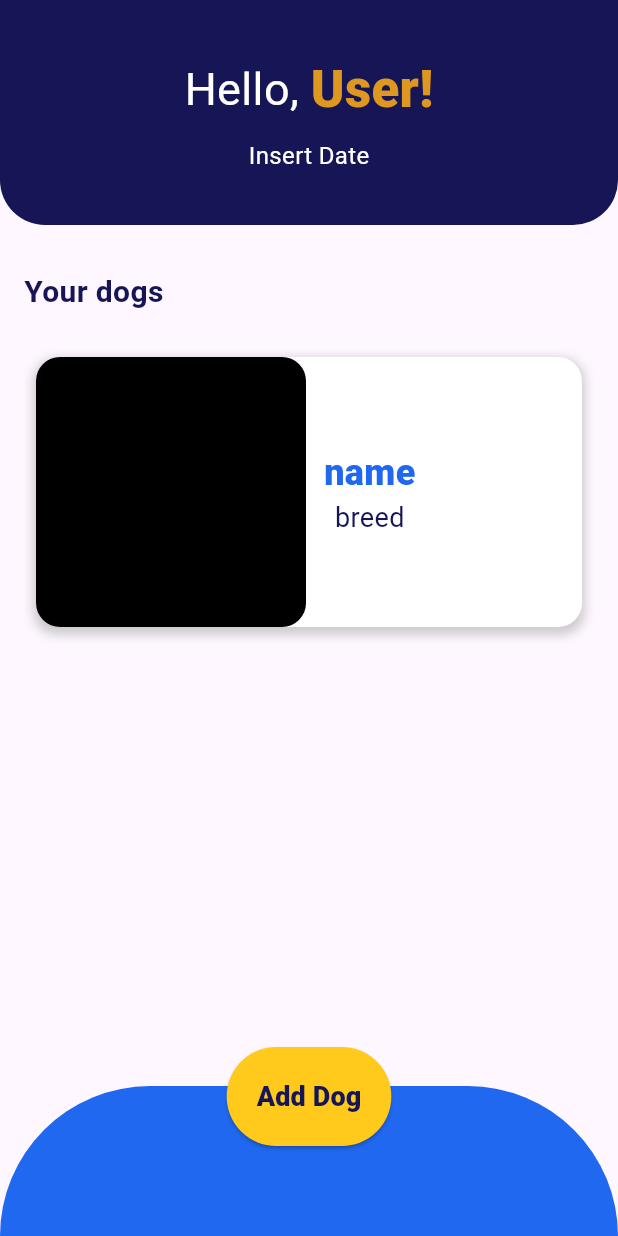
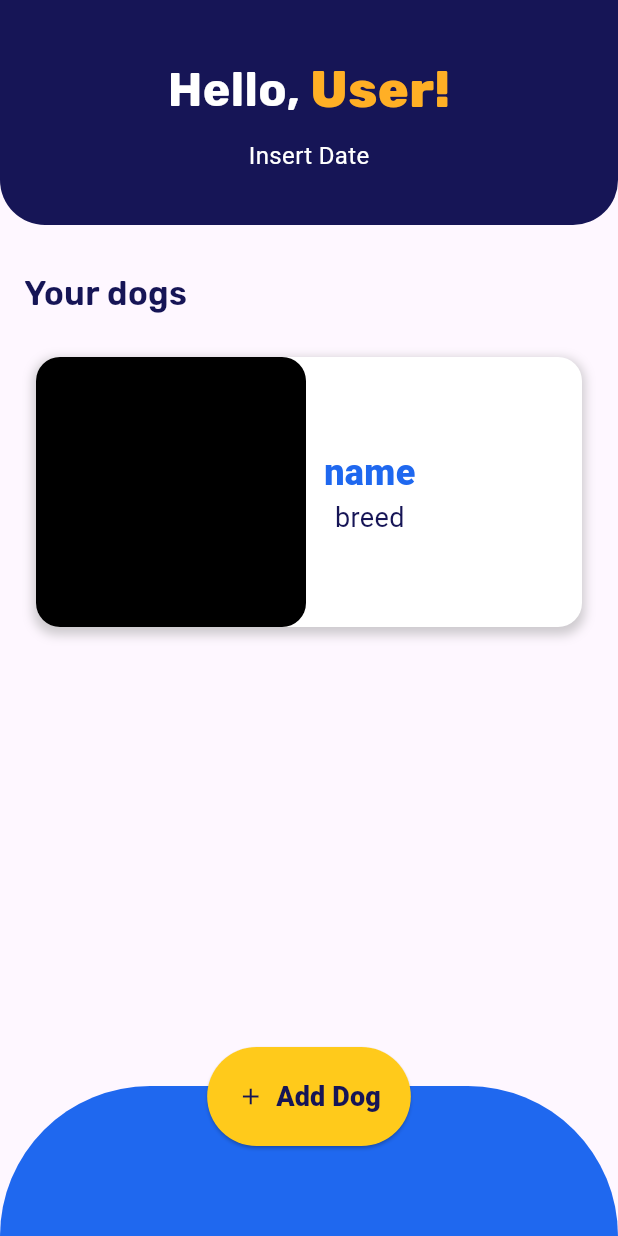
Before and after one commit to purrccc/Pawlorie, a Flutter app: the HomePage screen opened directly, on a phone screen of 412 x 824 dp. Run offline on Flutter 3.47's test engine with Material 3 defaults, Android fonts, the light colour scheme and no system bars; our stand-ins replace google_fonts, image_picker; Roboto replaces fonts that are missing (Ubuntu).

Commit message:
added minor changes in font in HomePage.dart

```diff
--- a/lib/HomePage.dart
+++ b/lib/HomePage.dart
@@ -2,12 +2,13 @@ import 'package:flutter/cupertino.dart';
 import 'package:flutter/material.dart';
 import 'package:flutter/widgets.dart';
 import 'package:pawlorie/AddDogPage.dart';
+import 'package:google_fonts/google_fonts.dart';
+import 'package:pawlorie/constants/colors.dart';
 
 class HomePage extends StatelessWidget {
   @override
   Widget build(BuildContext context) {
     return Scaffold(
-
       body: Stack(
         children: [
           Column(
@@ -22,7 +23,7 @@ class HomePage extends StatelessWidget {
                     bottomRight: Radius.circular(30),
                   ),
                 ),
-                  child: const Column(
+                child: Column(
                   mainAxisAlignment: MainAxisAlignment.center,
                   children: [
                     Row(
@@ -30,43 +31,40 @@ class HomePage extends StatelessWidget {
                       children: [
                         Text(
                           'Hello, ',
-                              style: TextStyle(fontSize: 30, color: Colors.white),
+                          style: GoogleFonts.rubik(
+                              fontSize: 31,
+                              fontWeight: FontWeight.bold,
+                              color: Colors.white),
                         ),
-                            Text('User!',
-                              style: TextStyle(
+                        Text(
+                          'User!',
+                          style: GoogleFonts.rubik(
                               fontSize: 34,
-                                fontFamily: 'Rubik',
                               fontWeight: FontWeight.w800,
-                                color: Color.fromARGB(255, 222, 152, 32),
+                              color: AppColor.yellowGold),
+                        ),
+                      ],
+                    ),
+                    SizedBox(height: 8),
+                    Text(
+                      "Insert Date",
+                      style:
+                          GoogleFonts.ubuntu(fontSize: 16, color: Colors.white),
+                    ),
+                  ],
                 ),
               ),
             ],
           ),
-
-                      SizedBox(height: 8),
-                      Text(
-                        "Insert Date",
-                        style: TextStyle(
-                          fontSize: 16,
-                          color: Colors.white,
-                        ),
-                      ),
-                    ],
-                  ),
-                ),
-
-            ],
-          ),
-          const Positioned(
+          Positioned(
             top: 180,
             left: 16,
             child: Text(
               'Your dogs',
-              style: TextStyle(
-                color: Color.fromARGB(255, 22, 21, 86),
-                fontSize: 20,
-                fontWeight: FontWeight.bold,
-              ),
+              style: GoogleFonts.rubik(
+                  fontSize: 22,
+                  fontWeight: FontWeight.w600,
+                  color: AppColor.darkBlue),
             ),
           ),
           Positioned(
@@ -76,9 +74,7 @@ class HomePage extends StatelessWidget {
             child: Padding(
               padding: const EdgeInsets.all(8.0),
               child: Container(
-                child: buildDogContainer(
-                "name","breed"),
-
+                child: buildDogContainer("name", "breed"),
               ),
             ),
           ),
@@ -104,21 +100,32 @@ class HomePage extends StatelessWidget {
             right: 0,
             child: Center(
               child: ElevatedButton(
-        onPressed: () => Navigator.push(context,
+                onPressed: () => Navigator.push(
+                    context,
                     MaterialPageRoute(
-                              builder: (context) => AddDogPage())
-                              ), // anonymous route
+                        builder: (context) => AddDogPage())), // anonymous route
                 style: ElevatedButton.styleFrom(
                   backgroundColor: const Color.fromARGB(255, 255, 202, 27),
                   padding: const EdgeInsets.all(20),
                 ),
-      child: const Text(
+                child: Row(
+                  mainAxisSize:
+                      MainAxisSize.min, // Ensure the button fits its content
+                  children: [
+                    Icon(
+                      Icons.add, // The plus icon
+                      color: Color.fromARGB(255, 22, 21, 86),
+                    ),
+                    SizedBox(width: 8), // Space between the icon and the text
+                    Text(
                       'Add Dog',
-        style: TextStyle(
-          color: Color.fromARGB(255, 22, 21, 86),
+                      style: GoogleFonts.ubuntu(
                         fontSize: 18,
                         fontWeight: FontWeight.w800,
+                        color: Color.fromARGB(255, 22, 21, 86),
                       ),
+                    ),
+                  ],
                 ),
               ),
             ),
@@ -129,9 +136,8 @@ class HomePage extends StatelessWidget {
   }
 }
 
-
 // Function to display dogs
-Widget buildDogContainer( String name, String breed) {
+Widget buildDogContainer(String name, String breed) {
   return Container(
     decoration: BoxDecoration(
       color: Colors.white,
@@ -152,8 +158,8 @@ Widget buildDogContainer( String name, String breed) {
           height: 180,
           decoration: BoxDecoration(
             borderRadius: BorderRadius.circular(16),
-            color: Colors.black,),
-
+            color: Colors.black,
+          ),
         ),
         Padding(
           padding: const EdgeInsets.all(12.0),
```
Lines whose indentation alone changed are shown as unchanged.
